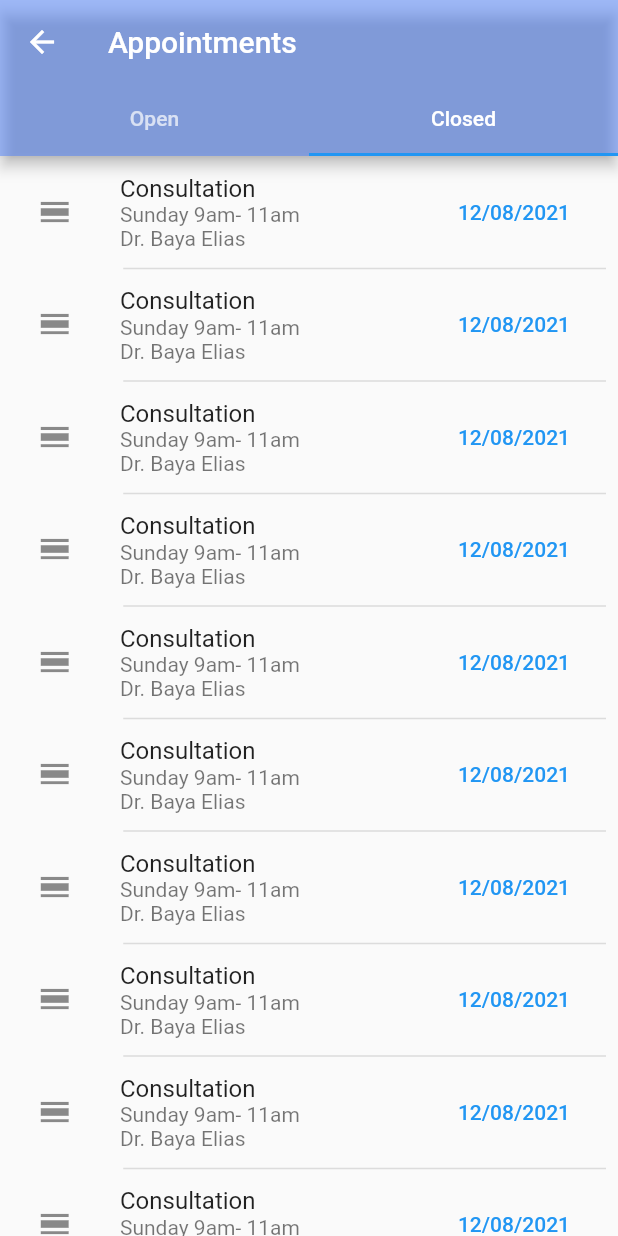
After one commit to ekbaya/my-doctor, a Flutter app: the ConsultationHistory screen opened directly, tab 2 chosen, on a phone screen of 412 x 824 dp. The commit adds this screen. Run offline on Flutter 3.47's test engine with Material 2 defaults, Android fonts, the phone set to English and light mode, and no system bars; our stand-ins replace firebase_auth, firebase_core, firebase_database, flutter_svg, fluttertoast, google_fonts and 1 more; accounts and stored records are empty.

Commit message:
Appointments UI implementation

```diff
--- /dev/null
+++ b/lib/screens/consultation_history.dart
@@ -0,0 +1,104 @@
+import 'package:flutter/material.dart';
+
+import '../constant.dart';
+
+class ConsultationHistory extends StatefulWidget {
+  @override
+  _ConsultationHistoryState createState() => _ConsultationHistoryState();
+}
+
+class _ConsultationHistoryState extends State<ConsultationHistory> {
+  @override
+  Widget build(BuildContext context) {
+    return DefaultTabController(
+      length: 2,
+      child: Scaffold(
+        appBar: AppBar(
+          backgroundColor: kBlueColor.withOpacity(0.5),
+          title: Text("Appointments"),
+          bottom: TabBar(
+            tabs: [
+              Tab(
+                text: "Open",
+              ),
+              Tab(
+                text: "Closed",
+              ),
+            ],
+          ),
+        ),
+        body: TabBarView(
+          children: [
+            //Open Apponitments
+            ListView.builder(
+              physics: BouncingScrollPhysics(),
+                padding: const EdgeInsets.all(8),
+                itemCount: 10,
+                itemBuilder: (BuildContext context, int index) {
+                  return Column(
+                    children: [
+                      ListTile(
+                        leading: Icon(
+                          Icons.calendar_view_day,
+                          size: 25,
+                        ),
+                        title: Text("Consultation"),
+                        subtitle: Column(
+                          crossAxisAlignment: CrossAxisAlignment.start,
+                          children: [
+                            Text("Sunday 9am- 11am"),
+                            Text("Dr. Baya Elias"),
+                          ],
+                        ),
+                        trailing: TextButton(
+                          onPressed: () {},
+                          child: Text("Cancel"),
+                        ),
+                      ),
+                      Divider(
+                        thickness: 1.0,
+                        indent: MediaQuery.of(context).size.width * 0.18,
+                      ),
+                    ],
+                  );
+                }),
+
+            //Closed Appointments
+            ListView.builder(
+              physics: BouncingScrollPhysics(),
+                padding: const EdgeInsets.all(8),
+                itemCount: 10,
+                itemBuilder: (BuildContext context, int index) {
+                  return Column(
+                    children: [
+                      ListTile(
+                        leading: Icon(
+                          Icons.calendar_view_day,
+                          size: 25,
+                        ),
+                        title: Text("Consultation"),
+                        subtitle: Column(
+                          crossAxisAlignment: CrossAxisAlignment.start,
+                          children: [
+                            Text("Sunday 9am- 11am"),
+                            Text("Dr. Baya Elias"),
+                          ],
+                        ),
+                        trailing: TextButton(
+                          onPressed: () {},
+                          child: Text("12/08/2021"),
+                        ),
+                      ),
+                      Divider(
+                        thickness: 1.0,
+                        indent: MediaQuery.of(context).size.width * 0.18,
+                      ),
+                    ],
+                  );
+                }),
+          ],
+        ),
+      ),
+    );
+  }
+}
--- a/lib/screens/detail_screen.dart
+++ b/lib/screens/detail_screen.dart
@@ -14,6 +14,7 @@ class DetailScreen extends StatelessWidget {
   Widget build(BuildContext context) {
     return Scaffold(
       body: SingleChildScrollView(
+        physics: BouncingScrollPhysics(),
         child: Container(
           width: double.infinity,
           decoration: BoxDecoration(
--- a/lib/screens/home_screen.dart
+++ b/lib/screens/home_screen.dart
@@ -9,6 +9,7 @@ import 'package:flutter_svg/svg.dart';
 import 'package:my_doctor/main.dart';
 import 'package:my_doctor/models/Account.dart';
 import 'package:my_doctor/models/User.dart';
+import 'package:my_doctor/screens/consultation_history.dart';
 import 'package:my_doctor/utils/AlerDialog.dart';
 
 class HomeScreen extends StatefulWidget {
@@ -41,13 +42,11 @@ class _HomeScreenState extends State<HomeScreen> {
           userAccount = new Account.fromSnapshot(dataSnapshot);
           balance = userAccount.amount;
         });
-      } else {
-
-      }
+      } else {}
     });
   }
 
-  void fetchUserProfile() async{
+  void fetchUserProfile() async {
     userRef
         .child(firebaseAuth.currentUser.uid)
         .once()
@@ -56,9 +55,7 @@ class _HomeScreenState extends State<HomeScreen> {
         setState(() {
           user = new User.fromSnapshot(dataSnapshot);
         });
-      } else {
-
-      }
+      } else {}
     });
   }
 
@@ -94,13 +91,16 @@ class _HomeScreenState extends State<HomeScreen> {
                         mainAxisAlignment: MainAxisAlignment.center,
                         children: [
                           Text(
-                            user != null ? user.name: "Profile name",
+                            user != null ? user.name : "Profile name",
                             style: TextStyle(fontSize: 14.0),
                           ),
                           SizedBox(
                             height: 6.0,
                           ),
-                          Text(user != null ? user.email: "Email address", style: TextStyle(fontSize: 12),)
+                          Text(
+                            user != null ? user.email : "Email address",
+                            style: TextStyle(fontSize: 12),
+                          )
                         ],
                       )
                     ],
@@ -121,12 +121,20 @@ class _HomeScreenState extends State<HomeScreen> {
                   ),
                 ),
               ),
-              ListTile(
+              GestureDetector(
+                onTap: () {
+                  Navigator.push(
+                    context,
+                    MaterialPageRoute(builder: (context) => ConsultationHistory()),
+                  );
+                },
+                child: ListTile(
                   leading: Icon(Icons.history),
                   title: Text(
                     "Consultation history",
                     style: TextStyle(
                       fontSize: 15.0,
+                    ),
                   ),
                 ),
               ),
@@ -245,7 +253,7 @@ class _HomeScreenState extends State<HomeScreen> {
                       style: TextStyle(fontWeight: FontWeight.w600),
                     ),
                     subtitle: Text(
-                      "KES "+ balance,
+                      "KES " + balance,
                       style: TextStyle(fontSize: 13),
                     ),
                     trailing: MaterialButton(
```
Lines whose indentation alone changed are shown as unchanged.
